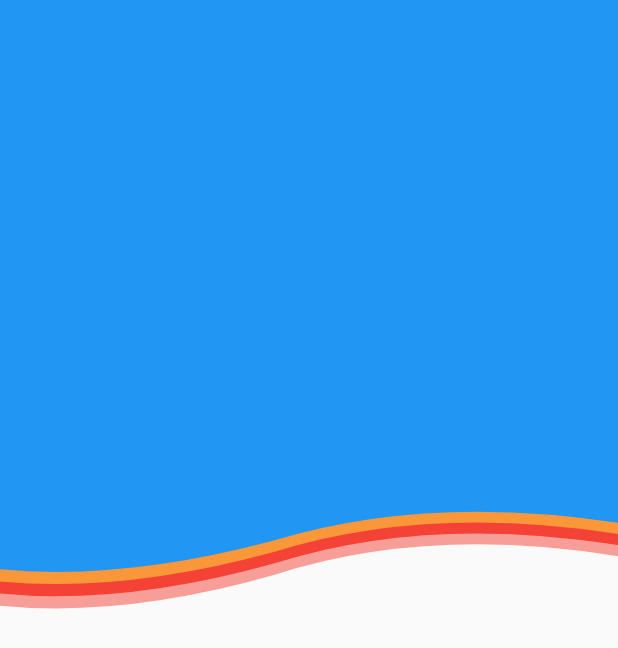
After one commit to k-kaundal/flutter_full_course, a Flutter app: the screen it shows after launch, on a phone screen of 412 x 824 dp. The commit adds this screen. Shown: the top 648 px of the screen. Run offline on Flutter 3.47's test engine with Material 2 defaults, Android fonts, the light colour scheme and no system bars; our stand-ins replace flutter_hooks.

Commit message:
Initial commit

```diff
--- a/lib/my_app.dart
+++ b/lib/my_app.dart
@@ -1,4 +1,5 @@
 import 'package:flutter/material.dart';
+import 'package:flutter_full_course/src/ui/custom_clipping/clipper_example.dart';
 import 'package:flutter_full_course/src/ui/main_home.dart';
 import 'package:flutter_full_course/src/ui/web/home.dart';
 
@@ -10,7 +11,7 @@ class MyApp extends StatelessWidget {
     return MaterialApp(
       debugShowCheckedModeBanner: false,
       theme: ThemeData.light(),
-      home: const MainHome(),
+      home: const CustomClipperExample(),
     );
   }
 }
--- /dev/null
+++ b/lib/src/ui/custom_clipping/clipper_example.dart
@@ -0,0 +1,89 @@
+import 'package:flutter/material.dart';
+class CustomClipperExample extends StatefulWidget {
+  const CustomClipperExample({Key? key}) : super(key: key);
+
+  @override
+  State<CustomClipperExample> createState() => _CustomClipperExampleState();
+}
+
+class _CustomClipperExampleState extends State<CustomClipperExample> {
+  @override
+  Widget build(BuildContext context) {
+    Size size = MediaQuery.of(context).size;
+    return Scaffold(
+      body: Container(
+        child: Stack(
+          children: [
+            Opacity(
+              opacity: 0.5,
+              child: ClipPath(
+                clipper: WaveClipperTop(),
+                child: Container(
+                  height: size.height*0.5,
+                  color: Colors.red,
+                ),
+              ),
+            ),
+            ClipPath(
+              clipper: WaveClipperTop(),
+              child: Container(
+                height: size.height*0.49,
+                color: Colors.red,
+              ),
+            ),
+            Opacity(
+              opacity: 0.5,
+              child: ClipPath(
+                clipper: WaveClipperTop(),
+                child: Container(
+                  height: size.height*0.48,
+                  color: Colors.yellow,
+                ),
+              ),
+            ),
+            ClipPath(
+              clipper: WaveClipperTop(),
+              child: Container(
+                height: size.height*0.47,
+                color: Colors.blue,
+              ),
+            ),
+
+
+          ],
+        ),
+      ),
+    );
+  }
+}
+
+
+class WaveClipperTop extends CustomClipper<Path>{
+  @override
+  Path getClip(Size size) {
+    // TODO: implement getClip
+    Path path = Path();
+    //
+    path.lineTo(0, size.height-(size.height*0.02));
+    var firstStart = Offset(size.width/5, size.height);
+    var firstEnd = Offset(size.width/2.25, size.height-(size.height*0.07));
+    path.quadraticBezierTo(firstStart.dx, firstStart.dy, firstEnd.dx, firstEnd.dy);
+
+
+    var secondStart = Offset(size.width-(size.width/3.25), size.height-(size.height*0.15));
+    var secondEnd = Offset(size.width, size.height-(size.height*0.1));
+    path.quadraticBezierTo(secondStart.dx, secondStart.dy, secondEnd.dx, secondEnd.dy);
+    path.lineTo(size.width, size.height-(size.height*0.1));
+    path.lineTo(size.width, 0);
+
+    path.close();
+   return path;
+  }
+
+  @override
+  bool shouldReclip(covariant CustomClipper<Path> oldClipper) {
+    // TODO: implement shouldReclip
+    return false;
+  }
+
+}
--- a/lib/src/ui/hooks/hooks_gallery_app.dart
+++ b/lib/src/ui/hooks/hooks_gallery_app.dart
@@ -1,6 +1,6 @@
 import 'package:flutter/material.dart';
+import 'package:flutter_full_course/src/ui/hooks/helper/use_stream_example.dart';
 import 'package:flutter_hooks/flutter_hooks.dart';
-import 'package:flutter_full_course/src/hooks/helper/use_stream_example.dart';
 import 'helper/user_state_example.dart';
 class HooksGalleryApp extends HookWidget{
   @override
```
Also changed, not shown: lib/src/ui/custom_clipping/clip_r_rect_example.dart (added, +92 -0 lines), lib/src/ui/custom_clipping/clip_rect_example.dart (added, +72 -0 lines), lib/src/ui/main_home.dart (+17 -4 lines), screenshorts/custom_clipper.png (added), 1 other file.
